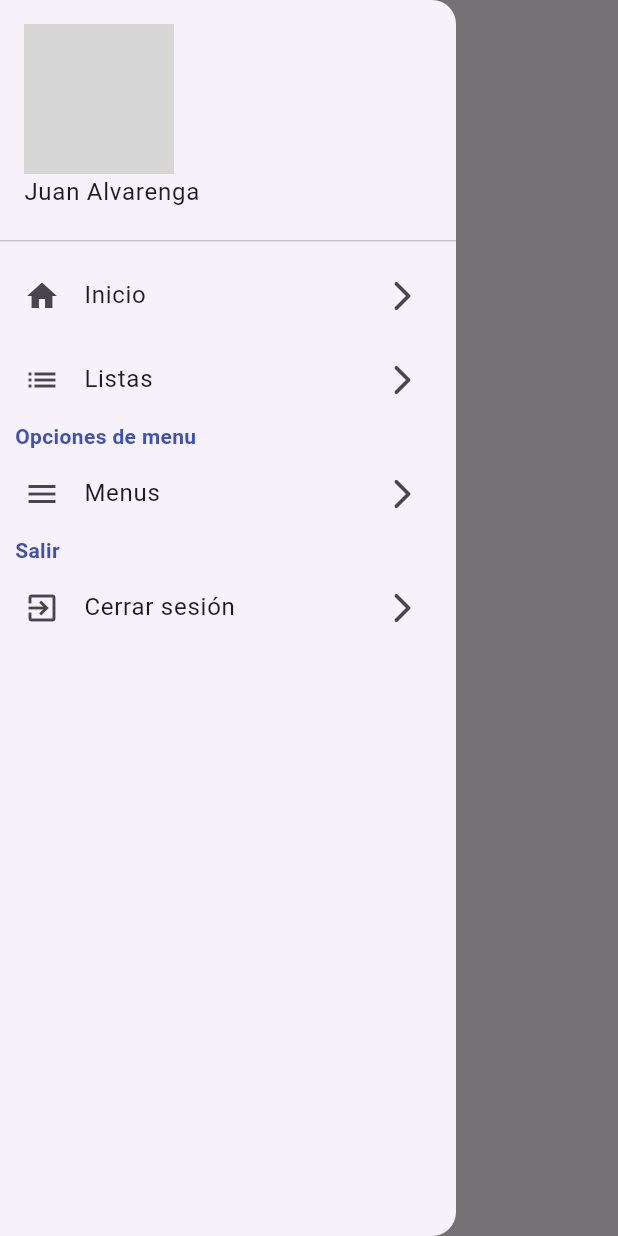
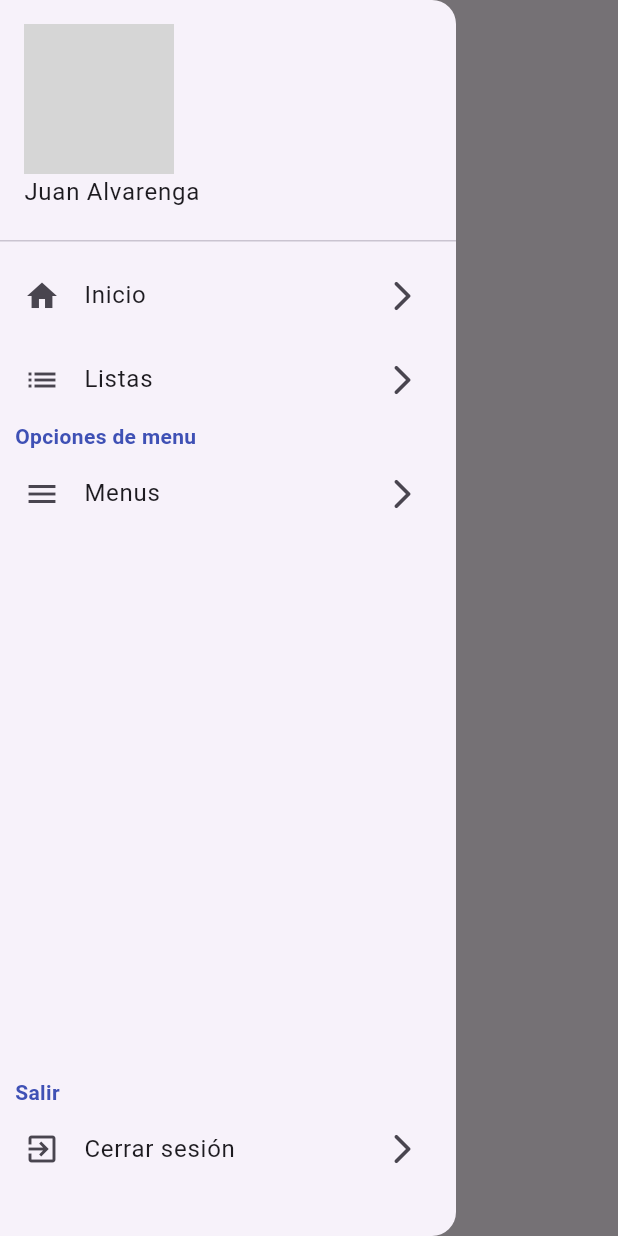
Before and after one commit to jalvarenga-unah/IS513-IIPAC-2024, a Flutter app: the screen it shows after launch, with the side drawer open, on a phone screen of 412 x 824 dp. Run offline on Flutter 3.47's test engine with Material 3 defaults, Android fonts, the phone set to English and light mode, and no system bars; network calls fail; grey boxes are pictures that could not be loaded.

Commit message:
optimizacion de widgets

```diff
--- a/intro-flutter/componentes/lib/home_page.dart
+++ b/intro-flutter/componentes/lib/home_page.dart
@@ -12,9 +12,15 @@ class HomePage extends StatelessWidget {
         title: const Text('Componentes'),
       ),
       drawer: Drawer(
+        child: Column(
+          crossAxisAlignment: CrossAxisAlignment.start,
+          children: [
+            Expanded(
+              // color: Colors.red,
+              // height: MediaQuery.of(context).size.height * 0.85,
               child: ListView(
                 children: [
-            DrawerHeader(
+                  const DrawerHeader(
                     child: Column(
                       crossAxisAlignment: CrossAxisAlignment.start,
                       children: [
@@ -28,15 +34,15 @@ class HomePage extends StatelessWidget {
                     ),
                   ),
                   ListTile(
-              title: Text('Inicio'),
-              leading: Icon(Icons.home),
-              trailing: Icon(Icons.arrow_forward_ios_rounded),
+                    title: const Text('Inicio'),
+                    leading: const Icon(Icons.home),
+                    trailing: const Icon(Icons.arrow_forward_ios_rounded),
                     onTap: () => Navigator.of(context).pushNamed('home'),
                   ),
                   ListTile(
-              title: Text('Listas'),
-              leading: Icon(Icons.list),
-              trailing: Icon(Icons.arrow_forward_ios_rounded),
+                    title: const Text('Listas'),
+                    leading: const Icon(Icons.list),
+                    trailing: const Icon(Icons.arrow_forward_ios_rounded),
                     onTap: () {},
                   ),
                   const Padding(
@@ -50,15 +56,21 @@ class HomePage extends StatelessWidget {
                     ),
                   ),
                   ListTile(
-              title: Text('Menus'),
-              leading: Icon(Icons.menu),
-              trailing: Icon(Icons.arrow_forward_ios_rounded),
+                    title: const Text('Menus'),
+                    leading: const Icon(Icons.menu),
+                    trailing: const Icon(Icons.arrow_forward_ios_rounded),
                     onTap: () {
                       Navigator.of(context).pop(); // el drawer
 
                       Navigator.of(context).pushNamed('menus');
                     },
                   ),
+
+                  // const Expanded(child: SizedBox()),
+                  // const Spacer(),
+                ],
+              ),
+            ), //final de la lista
             const Padding(
               padding: EdgeInsets.symmetric(horizontal: 10.0),
               child: Text(
@@ -70,11 +82,14 @@ class HomePage extends StatelessWidget {
               ),
             ),
             ListTile(
-              title: Text('Cerrar sesión'),
-              leading: Icon(Icons.exit_to_app),
-              trailing: Icon(Icons.arrow_forward_ios_rounded),
+              title: const Text('Cerrar sesión'),
+              leading: const Icon(Icons.exit_to_app),
+              trailing: const Icon(Icons.arrow_forward_ios_rounded),
               onTap: () {},
             ),
+            const SizedBox(
+              height: 30,
+            )
           ],
         ),
       ),
--- a/intro-flutter/componentes/lib/imagenes_page.dart
+++ b/intro-flutter/componentes/lib/imagenes_page.dart
@@ -14,13 +14,13 @@ class ImagenesPage extends StatelessWidget {
           children: [
             //imagenes locales
 
-            Image(
+            const Image(
               image: AssetImage('assets/images/logo-is.jpg'),
               width: 200,
               fit: BoxFit.cover,
             ),
 
-            SizedBox(height: 20),
+            const SizedBox(height: 20),
 
             Image.asset(
               'assets/images/logo-is.jpg',
--- a/intro-flutter/componentes/lib/inpust_page.dart
+++ b/intro-flutter/componentes/lib/inpust_page.dart
@@ -1,5 +1,4 @@
 import 'package:componentes/widgets/custom_form_input.dart';
-import 'package:componentes/widgets/custom_input.dart';
 import 'package:flutter/material.dart';
 
 class InputsPage extends StatelessWidget {
@@ -17,7 +16,7 @@ class InputsPage extends StatelessWidget {
   Widget build(BuildContext context) {
     return Scaffold(
       appBar: AppBar(
-        title: Text('Inputs'),
+        title: const Text('Inputs'),
       ),
       body: Padding(
         padding: const EdgeInsets.all(16),
--- a/intro-flutter/componentes/lib/main.dart
+++ b/intro-flutter/componentes/lib/main.dart
@@ -22,7 +22,7 @@ class MyApp extends StatelessWidget {
         'listas': (context) => ListasPage(),
         'imagenes': (context) => const ImagenesPage(),
         'inputs': (context) => InputsPage(),
-        'menus': (context) => MenuPage(),
+        'menus': (context) => const MenuPage(),
         'peticiones': (context) => ListasPage(),
       },
       onGenerateRoute: (settings) {
--- a/intro-flutter/componentes/lib/widgets/custom_form_input.dart
+++ b/intro-flutter/componentes/lib/widgets/custom_form_input.dart
@@ -26,8 +26,8 @@ class CustomFormInput extends StatelessWidget {
         border: OutlineInputBorder(borderRadius: BorderRadius.circular(16)),
         // suffix: Icon(Icons.person),
         errorText: null, //'El nombre es obligatorio',
-        suffixIcon: Icon(Icons.remove_red_eye),
-        prefixIcon: Icon(Icons.person),
+        suffixIcon: const Icon(Icons.remove_red_eye),
+        prefixIcon: const Icon(Icons.person),
       ),
     );
   }
--- a/intro-flutter/componentes/lib/widgets/custom_input.dart
+++ b/intro-flutter/componentes/lib/widgets/custom_input.dart
@@ -29,8 +29,8 @@ class CustomInput extends StatelessWidget {
         border: OutlineInputBorder(borderRadius: BorderRadius.circular(16)),
         // suffix: Icon(Icons.person),
         errorText: null, //'El nombre es obligatorio',
-        suffixIcon: Icon(Icons.remove_red_eye),
-        prefixIcon: Icon(Icons.person),
+        suffixIcon: const Icon(Icons.remove_red_eye),
+        prefixIcon: const Icon(Icons.person),
       ),
     );
   }
--- a/intro-flutter/componentes/lib/widgets/item_postre.dart
+++ b/intro-flutter/componentes/lib/widgets/item_postre.dart
@@ -1,7 +1,7 @@
 import 'package:flutter/material.dart';
 
 class ItemPostre extends StatefulWidget {
-  ItemPostre({super.key, required this.postre});
+  const ItemPostre({super.key, required this.postre});
 
   final Map<String, dynamic> postre;
 
```
Also changed, not shown: intro-flutter/componentes/lib/menu_page.dart (+122 -1 lines). Lines whose indentation alone changed are shown as unchanged.
